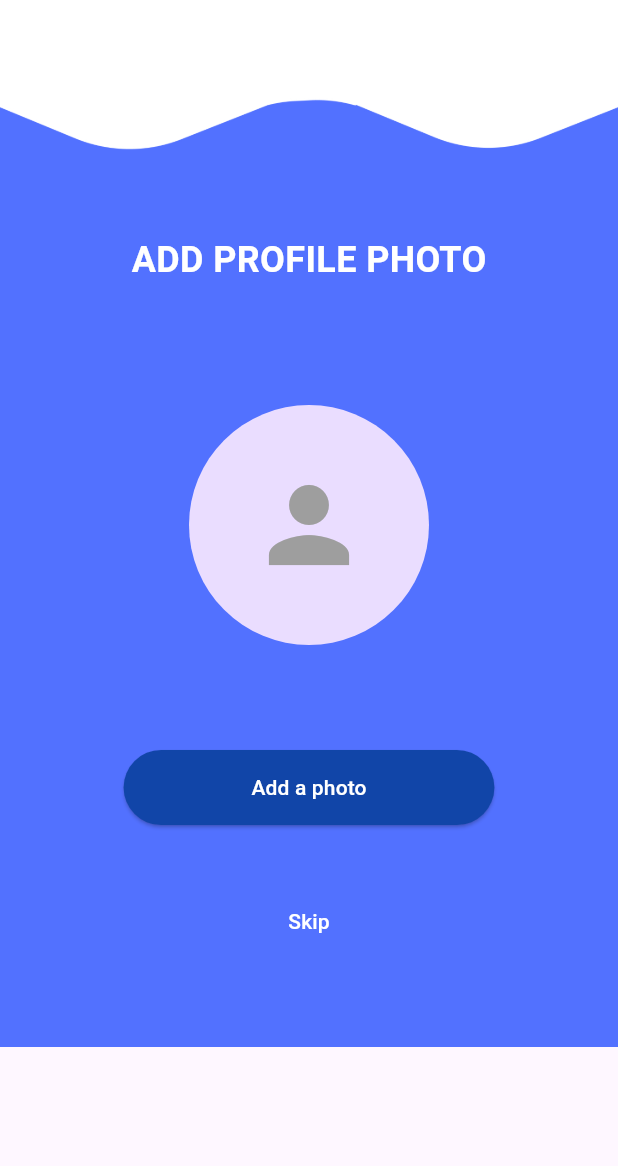
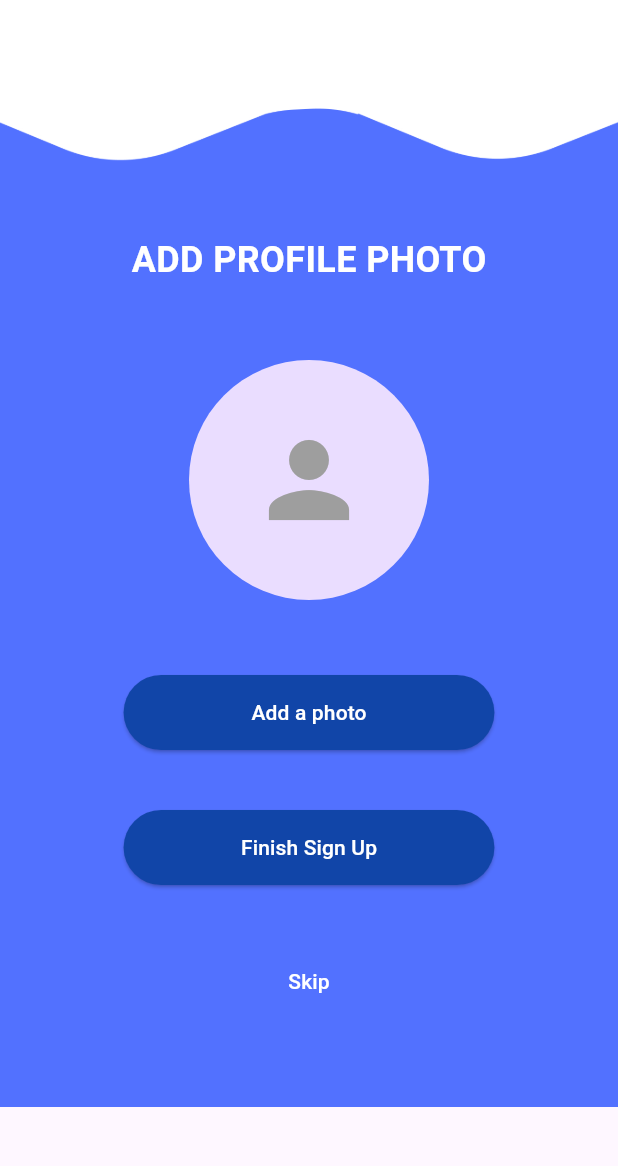
Before and after one commit to ryanwei469/AthletiMate, a Flutter app: the SignUp3 screen opened directly with empty values, on a phone screen of 412 x 824 dp, the part 66-1232 px from its top. Run offline on Flutter 3.47's test engine with Material 3 defaults, Android fonts, the light colour scheme and no system bars; our stand-ins replace cloud_firestore, file_picker, firebase_auth, firebase_core, firebase_storage, geolocator and 1 more; accounts and stored records are empty.

Commit message:
added a button

```diff
--- a/lib/signUp3.dart
+++ b/lib/signUp3.dart
@@ -200,7 +200,7 @@ class _SignUp3State extends State<SignUp3> {
                       ),
                     ),
                   ),
-                  SizedBox(height: 50),
+                  SizedBox(height: 20),
                   CircleAvatar(
                     radius: 80,
                     backgroundImage: _selectedPhoto != null ? FileImage(_selectedPhoto!) : null,
@@ -208,7 +208,7 @@ class _SignUp3State extends State<SignUp3> {
                         ? Icon(Icons.person, size: 80, color: Colors.grey)
                         : null,
                   ),
-                  SizedBox(height: 50),
+                  SizedBox(height: 30),
                   Padding(
                     padding: const EdgeInsets.all(20),
                     child: SizedBox(
@@ -229,6 +229,35 @@ class _SignUp3State extends State<SignUp3> {
                         ),
                         child: const Text(
                           "Add a photo",
+                          style: TextStyle(color: Colors.white),
+                        ),
+                      ),
+                    ),
+                  ),
+                  Padding(
+                    padding: const EdgeInsets.all(20),
+                    child: SizedBox(
+                      width: MediaQuery.of(context).size.width * 0.6,
+                      child: ElevatedButton(
+                        onPressed: () {
+                          Navigator.of(context).push(
+                            MaterialPageRoute(builder: (context) => Dashboard())
+                          );
+                        },
+                        style: ButtonStyle(
+                          backgroundColor:
+                              MaterialStateProperty.all<Color>(Color(0xFF1145A8)),
+                          shape: MaterialStateProperty.all<RoundedRectangleBorder>(
+                            RoundedRectangleBorder(
+                              borderRadius: BorderRadius.circular(40),
+                            ),
+                          ),
+                          padding: MaterialStateProperty.all<EdgeInsets>(
+                            const EdgeInsets.symmetric(vertical: 15),
+                          ),
+                        ),
+                        child: const Text(
+                          "Finish Sign Up",
                           style: TextStyle(color: Colors.white),
                         ),
                       ),
```
